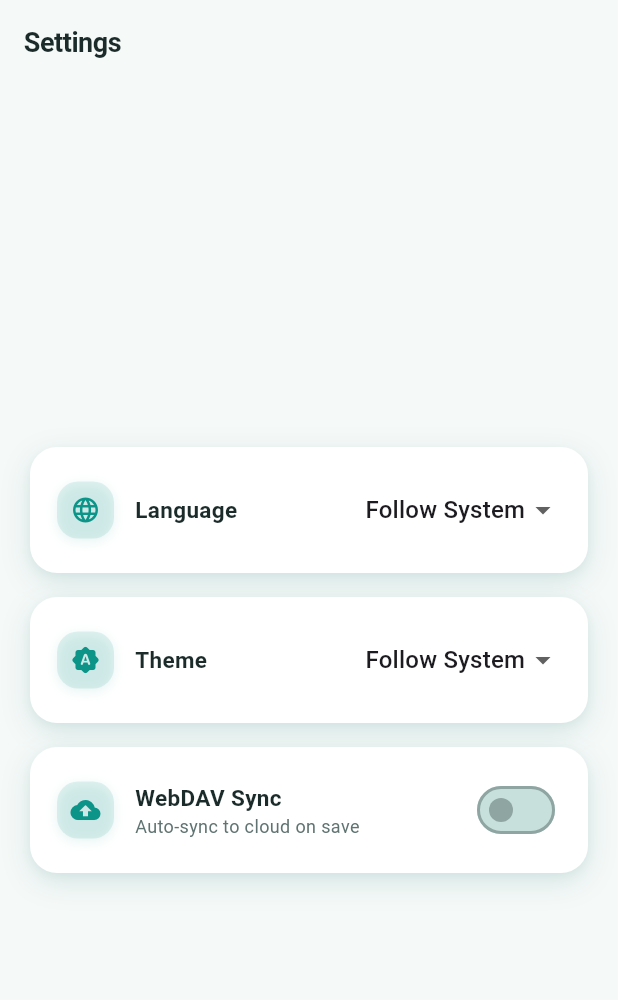
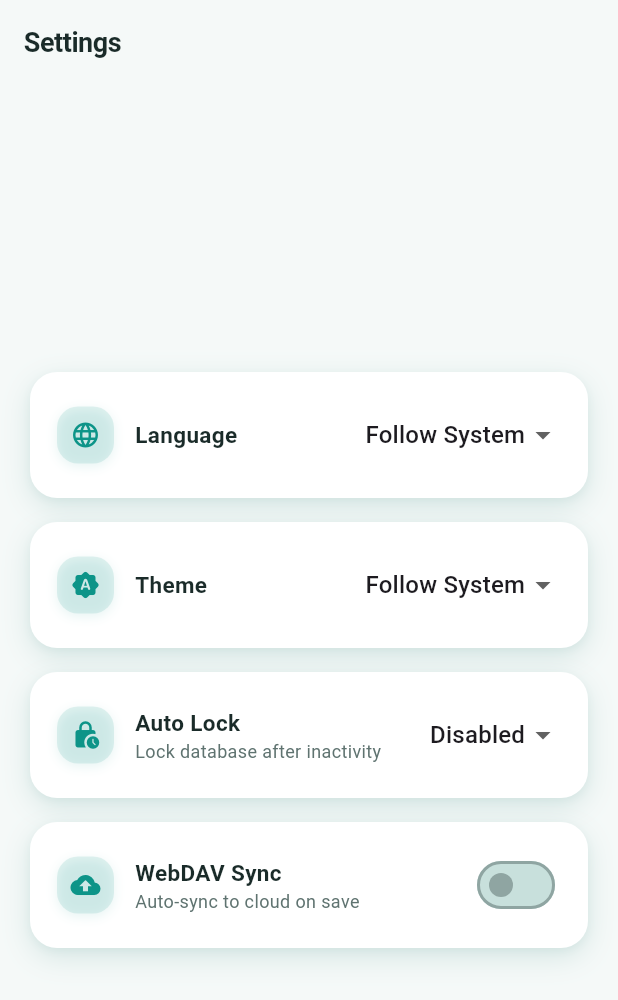
Before and after one commit to lyj404/keevault, a Flutter app: the SettingsScreen screen opened by its route, on a phone screen of 412 x 824 dp. Shown: the top 1000 px of the screen. Run offline on Flutter 3.47's test engine with Material 3 defaults, Android fonts, the phone set to English and light mode, and no system bars; our stand-ins replace file_picker, flutter_riverpod, flutter_secure_storage, go_router, logger; missing offline and left inert: kpasslib, system_tray, webdav_client, window_manager; accounts and stored records are empty.

Commit message:
添加自动锁定与密码强度指示器功能

```diff
--- a/lib/features/database/providers/database_provider.dart
+++ b/lib/features/database/providers/database_provider.dart
@@ -3,6 +3,7 @@ import 'package:kpasslib/kpasslib.dart';
 import '../data/database_service.dart';
 import '../data/recent_files_service.dart';
 export '../data/recent_files_service.dart' show RecentFile;
+import '../../../core/providers/auto_lock_provider.dart';
 import '../../settings/providers/settings_provider.dart';
 import '../../sync/providers/sync_provider.dart';
 
@@ -43,6 +44,7 @@ class DatabaseNotifier extends StateNotifier<AsyncValue<KdbxDatabase?>> {
       await _ref.read(recentFilesServiceProvider).addRecentFile(filePath, isCloud: isCloud, remotePath: remotePath, lastSyncedETag: eTag);
       await _ref.read(recentFilesServiceProvider).setLastOpenedFile(filePath, isCloud: isCloud, remotePath: remotePath, lastSyncedETag: eTag);
       state = AsyncValue.data(db);
+      _ref.read(autoLockProvider.notifier).resetTimer();
     } catch (e, st) {
       state = AsyncValue.error(e, st);
     }
@@ -55,6 +57,7 @@ class DatabaseNotifier extends StateNotifier<AsyncValue<KdbxDatabase?>> {
       await _ref.read(recentFilesServiceProvider).addRecentFile(filePath);
       await _ref.read(recentFilesServiceProvider).setLastOpenedFile(filePath);
       state = AsyncValue.data(db);
+      _ref.read(autoLockProvider.notifier).resetTimer();
     } catch (e, st) {
       state = AsyncValue.error(e, st);
     }
@@ -124,6 +127,7 @@ class DatabaseNotifier extends StateNotifier<AsyncValue<KdbxDatabase?>> {
     state = const AsyncValue.data(null);
     _ref.read(openedFromCloudProvider.notifier).state = false;
     _ref.read(recentFilesServiceProvider).clearLastOpenedFile();
+    _ref.read(autoLockProvider.notifier).cancelTimer();
   }
 
   Future<void> reloadFromCloud() async {
--- a/lib/features/database/screens/create_database_screen.dart
+++ b/lib/features/database/screens/create_database_screen.dart
@@ -103,6 +103,7 @@ class _CreateDatabaseScreenState extends ConsumerState<CreateDatabaseScreen> {
                   PasswordTextField(
                     controller: _passwordController,
                     labelText: l10n.masterPassword,
+                    showStrengthIndicator: true,
                     validator: (v) => (v == null || v.isEmpty) ? l10n.pleaseEnterPassword : null,
                   ),
                   const SizedBox(height: 14),
--- a/lib/features/entry/screens/entry_edit_screen.dart
+++ b/lib/features/entry/screens/entry_edit_screen.dart
@@ -112,6 +112,7 @@ class _EntryEditScreenState extends ConsumerState<EntryEditScreen> {
                 PasswordTextField(
                   controller: _passwordCtrl,
                   labelText: l10n.password,
+                  showStrengthIndicator: true,
                 ),
                 const SizedBox(height: 4),
                 Align(
--- a/lib/features/settings/screens/settings_screen.dart
+++ b/lib/features/settings/screens/settings_screen.dart
@@ -6,6 +6,7 @@ import '../../../core/widgets/password_text_field.dart';
 import '../../../core/widgets/toast.dart';
 import '../../../core/providers/locale_provider.dart';
 import '../../../core/providers/theme_provider.dart';
+import '../../../core/providers/auto_lock_provider.dart';
 import '../../../core/providers/close_behavior_provider.dart';
 import '../../../l10n/app_localizations.dart';
 import '../data/webdav_config.dart';
@@ -210,6 +211,50 @@ class _SettingsScreenState extends ConsumerState<SettingsScreen> {
                       ),
                     ),
                   ],
+
+                  const SizedBox(height: 16),
+
+                  // Auto-lock card
+                  _SectionCard(
+                    brightness: brightness,
+                    child: Row(
+                      children: [
+                        Container(
+                          width: 38,
+                          height: 38,
+                          decoration: ClayDecoration.iconContainer(brightness: brightness),
+                          child: Icon(Icons.lock_clock_rounded, size: 20, color: Theme.of(context).colorScheme.primary),
+                        ),
+                        const SizedBox(width: 14),
+                        Expanded(
+                          child: Column(
+                            crossAxisAlignment: CrossAxisAlignment.start,
+                            children: [
+                              Text(l10n.autoLock, style: TextStyle(fontWeight: FontWeight.w700, fontSize: 15, color: colorScheme.onSurface)),
+                              Text(l10n.autoLockDescription, style: TextStyle(fontSize: 12, color: colorScheme.onSurfaceVariant)),
+                            ],
+                          ),
+                        ),
+                        DropdownButton<int>(
+                          value: ref.watch(autoLockProvider),
+                          underline: const SizedBox.shrink(),
+                          items: [
+                            DropdownMenuItem(value: 0, child: Text(l10n.disabled)),
+                            DropdownMenuItem(value: 1, child: Text('1 ${l10n.minute}')),
+                            DropdownMenuItem(value: 5, child: Text('5 ${l10n.minutes}')),
+                            DropdownMenuItem(value: 15, child: Text('15 ${l10n.minutes}')),
+                            DropdownMenuItem(value: 30, child: Text('30 ${l10n.minutes}')),
+                            DropdownMenuItem(value: 60, child: Text('60 ${l10n.minutes}')),
+                          ],
+                          onChanged: (v) {
+                            if (v != null) {
+                              ref.read(autoLockProvider.notifier).setMinutes(v);
+                            }
+                          },
+                        ),
+                      ],
+                    ),
+                  ),
 
                   const SizedBox(height: 16),
 
--- a/lib/l10n/app_en.arb
+++ b/lib/l10n/app_en.arb
@@ -193,5 +193,11 @@
   "closeWindowMessage": "What would you like to do?",
   "rememberChoice": "Remember my choice",
   "showMainWindow": "Show Main Window",
-  "exit": "Exit"
+  "exit": "Exit",
+
+  "autoLock": "Auto Lock",
+  "autoLockDescription": "Lock database after inactivity",
+  "disabled": "Disabled",
+  "minute": "min",
+  "minutes": "min"
 }
--- a/lib/l10n/app_localizations.dart
+++ b/lib/l10n/app_localizations.dart
@@ -1111,6 +1111,36 @@ abstract class AppLocalizations {
   /// In zh, this message translates to:
   /// **'退出'**
   String get exit;
+
+  /// No description provided for @autoLock.
+  ///
+  /// In zh, this message translates to:
+  /// **'自动锁定'**
+  String get autoLock;
+
+  /// No description provided for @autoLockDescription.
+  ///
+  /// In zh, this message translates to:
+  /// **'无操作后自动锁定数据库'**
+  String get autoLockDescription;
+
+  /// No description provided for @disabled.
+  ///
+  /// In zh, this message translates to:
+  /// **'关闭'**
+  String get disabled;
+
+  /// No description provided for @minute.
+  ///
+  /// In zh, this message translates to:
+  /// **'分钟'**
+  String get minute;
+
+  /// No description provided for @minutes.
+  ///
+  /// In zh, this message translates to:
+  /// **'分钟'**
+  String get minutes;
 }
 
 class _AppLocalizationsDelegate
--- a/lib/l10n/app_localizations_en.dart
+++ b/lib/l10n/app_localizations_en.dart
@@ -539,4 +539,19 @@ class AppLocalizationsEn extends AppLocalizations {
 
   @override
   String get exit => 'Exit';
+
+  @override
+  String get autoLock => 'Auto Lock';
+
+  @override
+  String get autoLockDescription => 'Lock database after inactivity';
+
+  @override
+  String get disabled => 'Disabled';
+
+  @override
+  String get minute => 'min';
+
+  @override
+  String get minutes => 'min';
 }
--- a/lib/main.dart
+++ b/lib/main.dart
@@ -3,6 +3,7 @@ import 'package:flutter/material.dart';
 import 'package:flutter_riverpod/flutter_riverpod.dart';
 import 'package:window_manager/window_manager.dart';
 import 'app.dart';
+import 'core/providers/auto_lock_provider.dart';
 import 'core/providers/close_behavior_provider.dart';
 import 'core/router/app_router.dart';
 import 'core/tray_service.dart';
```
Also changed, not shown: lib/app.dart (+8 -1 lines), lib/core/providers/auto_lock_provider.dart (added, +70 -0 lines), lib/core/utils/password_strength.dart (added, +107 -0 lines), lib/core/widgets/password_strength_indicator.dart (added, +38 -0 lines), lib/core/widgets/password_text_field.dart (+43 -2 lines), lib/l10n/app_localizations_zh.dart (+15 -0 lines), lib/l10n/app_zh.arb (+7 -1 lines).
